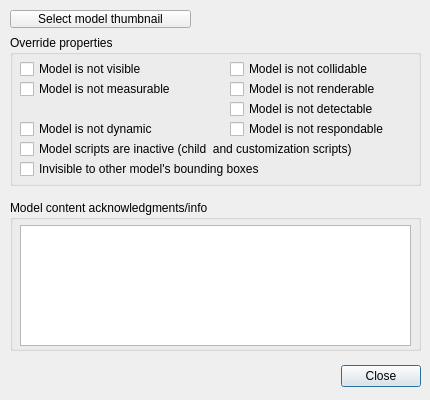
Before: the Qt Designer form ui/qdlgmodelproperties.ui in CoppeliaRobotics/coppeliaSimLib, drawn with Qt 5.
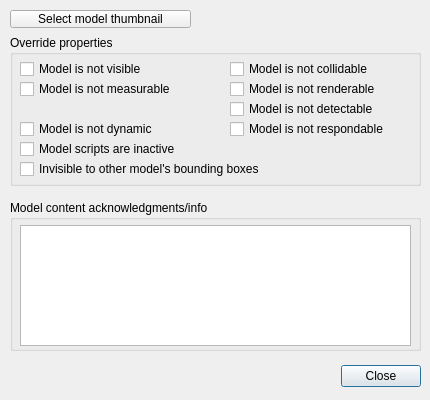
After: the same form once the commit is applied.

Diff of the .ui file:
```diff
--- a/ui/qdlgmodelproperties.ui
+++ b/ui/qdlgmodelproperties.ui
@@ -172,7 +172,7 @@
      <enum>Qt::StrongFocus</enum>
     </property>
     <property name="text">
-     <string>Model scripts are inactive (child  and customization scripts)</string>
+     <string>Model scripts are inactive</string>
     </property>
    </widget>
    <widget class="QCheckBox" name="qqNotInsideModelBBox">
```
